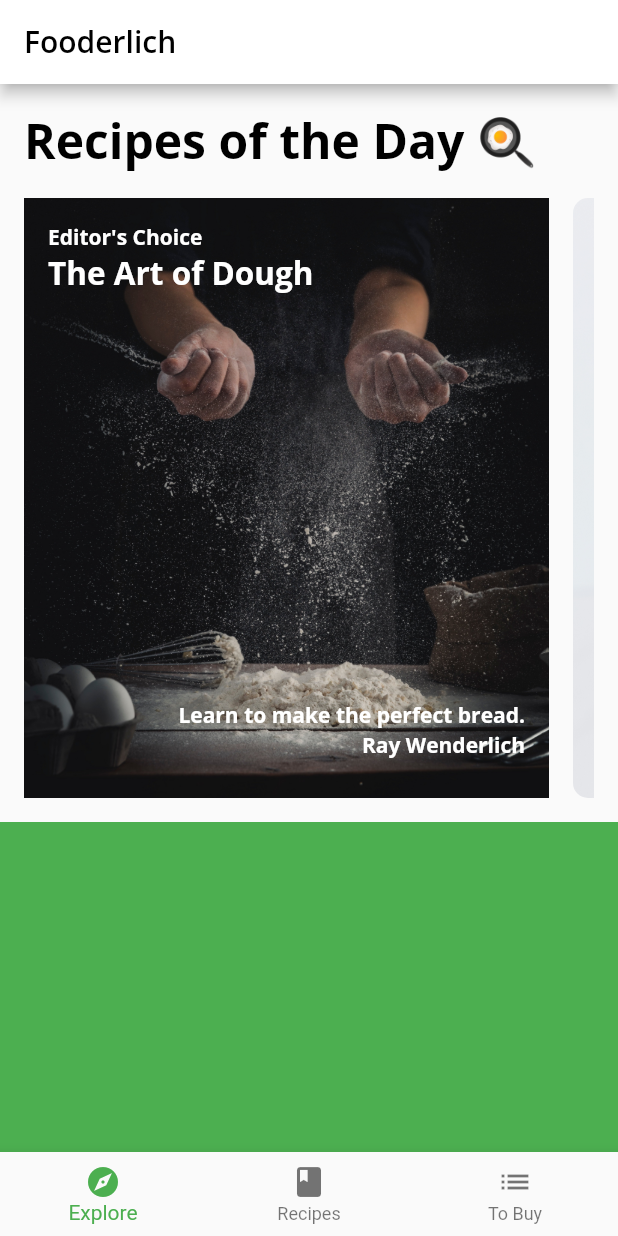
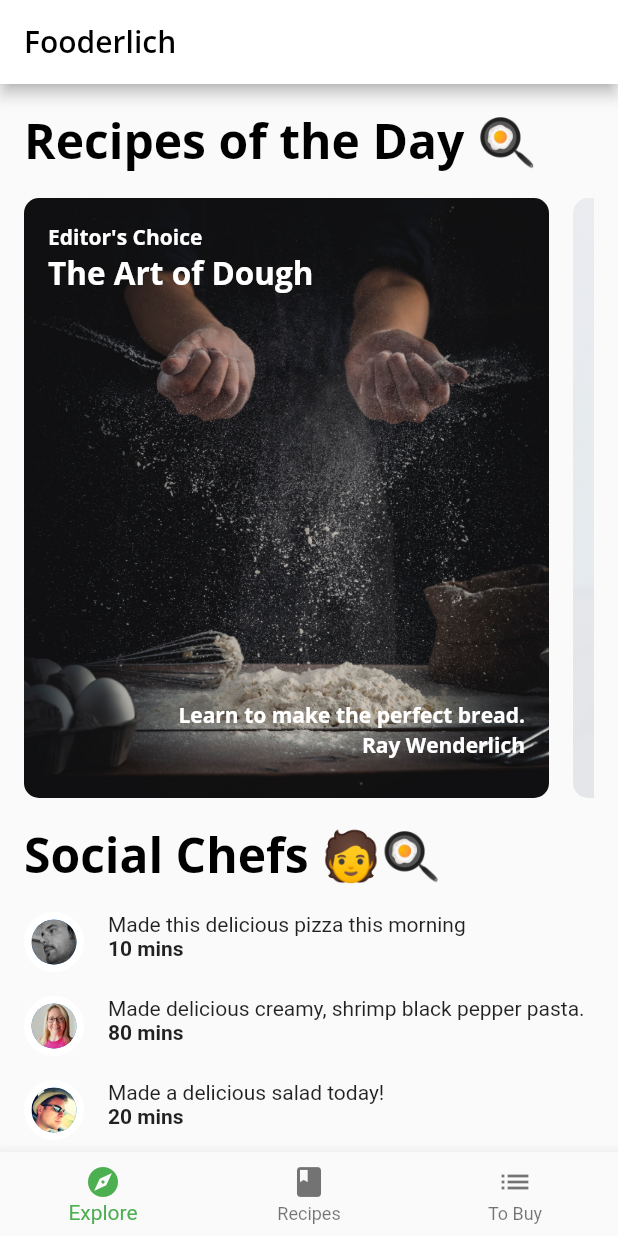
Before and after one commit to Peter-Immanuel/dart-journey, a Flutter app: the screen it shows after launch, on a phone screen of 412 x 824 dp. Run offline on Flutter 3.47's test engine with Material 2 defaults, Android fonts, the phone set to English and light mode, and no system bars; our stand-ins replace google_fonts.

Commit message:
Feat: implemented Explore page

```diff
--- a/chapter_5/lib/api/mock_api_service.dart
+++ b/chapter_5/lib/api/mock_api_service.dart
@@ -39,9 +39,10 @@ class MockFooderlichService {
         await _loadAssets("assets/sample_data/sample_friends_feed.json");
 
     final Map<String, dynamic> json = jsonDecode(dataString);
-    if (json["feeds"] != null) {
+
+    if (json["feed"] != null) {
       final feeds = <Post>[];
-      json["feeds"].forEach((feed) {
+      json["feed"].forEach((feed) {
         feeds.add(Post.fromJson(feed));
       });
       return feeds;
--- a/chapter_5/lib/components/card1.dart
+++ b/chapter_5/lib/components/card1.dart
@@ -15,7 +15,8 @@ class Card1 extends StatelessWidget {
         constraints: const BoxConstraints.expand(width: 350, height: 450),
         decoration: BoxDecoration(
             image: DecorationImage(
-                image: AssetImage(recipe.backgroundImage), fit: BoxFit.cover)),
+                image: AssetImage(recipe.backgroundImage), fit: BoxFit.cover),
+            borderRadius: BorderRadius.circular(10)),
         child: Stack(
           children: [
             Text(
--- a/chapter_5/lib/components/components.dart
+++ b/chapter_5/lib/components/components.dart
@@ -2,3 +2,5 @@ export 'today_recipe_list_view.dart';
 export 'card1.dart';
 export 'card2.dart';
 export 'card3.dart';
+export 'friend_post_tile.dart';
+export 'friend_post_list_view.dart';
--- /dev/null
+++ b/chapter_5/lib/components/friend_post_list_view.dart
@@ -0,0 +1,47 @@
+import 'package:chapter_5/fooderlich_theme.dart';
+import 'package:flutter/widgets.dart';
+import '../models/models.dart';
+import '../components/components.dart';
+
+class FriendPostListView extends StatelessWidget {
+  final List<Post> friendPosts;
+
+  const FriendPostListView({Key? key, required this.friendPosts})
+      : super(key: key);
+
+  @override
+  Widget build(BuildContext context) {
+    return Padding(
+        padding: const EdgeInsets.only(
+          left: 16,
+          right: 16,
+          top: 0,
+        ),
+        child: Column(
+          crossAxisAlignment: CrossAxisAlignment.start,
+          children: [
+            Text(
+              "Social Chefs 🧑‍🍳",
+              style: FooderlichTheme.lightTextTheme.headline1,
+            ),
+            const SizedBox(height: 16),
+            ListView.separated(
+                primary: false,
+                physics: const NeverScrollableScrollPhysics(),
+                shrinkWrap: true,
+                scrollDirection: Axis.vertical,
+                itemBuilder: (context, index) {
+                  final post = friendPosts[index];
+                  return FriendPostTile(post: post);
+                },
+                separatorBuilder: (context, index) {
+                  return const SizedBox(
+                    height: 16,
+                  );
+                },
+                itemCount: friendPosts.length),
+            const SizedBox(height: 16),
+          ],
+        ));
+  }
+}
--- /dev/null
+++ b/chapter_5/lib/components/friend_post_tile.dart
@@ -0,0 +1,37 @@
+import 'package:chapter_5/components/circle_image.dart';
+import 'package:flutter/material.dart';
+import 'package:flutter/widgets.dart';
+
+import '../models/models.dart';
+import '../components/components.dart';
+
+class FriendPostTile extends StatelessWidget {
+  final Post post;
+
+  FriendPostTile({Key? key, required this.post});
+
+  @override
+  Widget build(BuildContext context) {
+    return Row(
+      crossAxisAlignment: CrossAxisAlignment.start,
+      children: [
+        CircleImage(
+          imageProvider: AssetImage(post.profileImageUrl),
+          imageRadius: 20,
+        ),
+        const SizedBox(width: 16),
+        Expanded(
+            child: Column(
+          crossAxisAlignment: CrossAxisAlignment.start,
+          children: [
+            Text(post.comment),
+            Text(
+              '${post.timestamp} mins',
+              style: const TextStyle(fontWeight: FontWeight.w700),
+            )
+          ],
+        ))
+      ],
+    );
+  }
+}
--- a/chapter_5/lib/models/explore_data.dart
+++ b/chapter_5/lib/models/explore_data.dart
@@ -2,7 +2,7 @@ import 'models.dart';
 
 class ExploreData {
   final List<ExploreRecipe> todayRecipes;
-  final List<Post> friendsPost;
+  final List<Post> friendPost;
 
-  ExploreData(this.todayRecipes, this.friendsPost);
+  ExploreData(this.todayRecipes, this.friendPost);
 }
--- a/chapter_5/lib/models/posts.dart
+++ b/chapter_5/lib/models/posts.dart
@@ -3,22 +3,22 @@ class Post {
   String profileImageUrl;
   String comment;
   String foodPictureUrl;
-  String timeStamp;
+  String timestamp;
 
   Post(
       {required this.id,
       required this.profileImageUrl,
       required this.comment,
       required this.foodPictureUrl,
-      required this.timeStamp});
+      required this.timestamp});
 
   factory Post.fromJson(Map<String, dynamic> json) {
     return Post(
-      id: json["id"] ?? "",
+      id: json["id"] ?? '',
       profileImageUrl: json["profileImageUrl"] ?? '',
       comment: json["comment"] ?? '',
       foodPictureUrl: json["foodPictureUrl"] ?? '',
-      timeStamp: json["timeStamp"],
+      timestamp: json["timestamp"] ?? '',
     );
   }
 }
--- a/chapter_5/lib/screens/explore_screen.dart
+++ b/chapter_5/lib/screens/explore_screen.dart
@@ -13,21 +13,22 @@ class ExploreScreen extends StatelessWidget {
     return FutureBuilder(
       future: mockService.getExploreData(),
       builder: (context, AsyncSnapshot<ExploreData> snapshot) {
-        // TODO Add Nested List Views
-
-        if (snapshot.connectionState == ConnectionState.done &&
-            snapshot.hasError == false) {
+        if (snapshot.connectionState == ConnectionState.done) {
+          if (snapshot.hasError == true) {
+            return Center(
+              child: Text('$snapshot.error'),
+            );
+          }
           return ListView(
             scrollDirection: Axis.vertical,
             children: [
               TodayRecipeListView(recipes: snapshot.data?.todayRecipes ?? []),
               const SizedBox(height: 16),
-
-              // TODO: Replace with FriendPostListView
-              Container(
-                height: 400,
-                color: Colors.green,
-              )
+              FriendPostListView(friendPosts: snapshot.data?.friendPost ?? []),
+              // Container(
+              //   height: 400,
+              //   color: Colors.green,
+              // )
             ],
           );
         } else {
```
